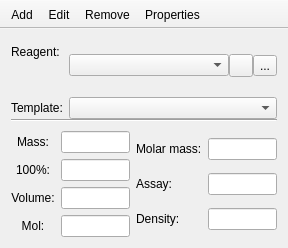
FrankMamuda/fumingcube, file mainwindow.ui: the form before one commit.
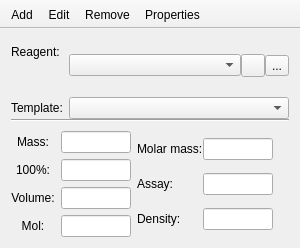
The form after the commit. Icons and pictures are not drawn. Custom widgets are drawn as their Qt base class.

Diff of the .ui file:
```diff
--- a/mainwindow.ui
+++ b/mainwindow.ui
@@ -6,7 +6,7 @@
    <rect>
     <x>0</x>
     <y>0</y>
-    <width>288</width>
+    <width>300</width>
     <height>248</height>
    </rect>
   </property>
@@ -195,11 +195,17 @@
       </item>
       <item>
        <layout class="QGridLayout" name="gridLayout">
+        <property name="horizontalSpacing">
+         <number>0</number>
+        </property>
         <item row="0" column="0">
          <widget class="QLabel" name="molarMassLabel">
           <property name="text">
            <string>Molar mass:</string>
           </property>
+          <property name="margin">
+           <number>6</number>
+          </property>
          </widget>
         </item>
         <item row="0" column="1">
@@ -214,6 +220,9 @@
           <property name="text">
            <string>Assay:</string>
           </property>
+          <property name="margin">
+           <number>6</number>
+          </property>
          </widget>
         </item>
         <item row="1" column="1">
@@ -228,6 +237,9 @@
           <property name="text">
            <string>Density:</string>
           </property>
+          <property name="margin">
+           <number>6</number>
+          </property>
          </widget>
         </item>
         <item row="2" column="1">
@@ -237,6 +249,72 @@
           </property>
          </widget>
         </item>
+        <item row="0" column="2">
+         <widget class="QLabel" name="molarMassLock">
+          <property name="minimumSize">
+           <size>
+            <width>16</width>
+            <height>16</height>
+           </size>
+          </property>
+          <property name="maximumSize">
+           <size>
+            <width>16</width>
+            <height>16</height>
+           </size>
+          </property>
+          <property name="text">
+           <string> </string>
+          </property>
+          <property name="scaledContents">
+           <bool>true</bool>
+          </property>
+         </widget>
+        </item>
+        <item row="1" column="2">
+         <widget class="QLabel" name="assayLock">
+          <property name="minimumSize">
+           <size>
+            <width>16</width>
+            <height>16</height>
+           </size>
+          </property>
+          <property name="maximumSize">
+           <size>
+            <width>16</width>
+            <height>16</height>
+           </size>
+          </property>
+          <property name="text">
+           <string> </string>
+          </property>
+          <property name="scaledContents">
+           <bool>true</bool>
+          </property>
+         </widget>
+        </item>
+        <item row="2" column="2">
+         <widget class="QLabel" name="densityLock">
+          <property name="minimumSize">
+           <size>
+            <width>16</width>
+            <height>16</height>
+           </size>
+          </property>
+          <property name="maximumSize">
+           <size>
+            <width>16</width>
+            <height>16</height>
+           </size>
+          </property>
+          <property name="text">
+           <string> </string>
+          </property>
+          <property name="scaledContents">
+           <bool>true</bool>
+          </property>
+         </widget>
+        </item>
        </layout>
       </item>
      </layout>
```
